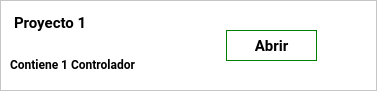
First picture: the form in app/forms/Widgets/ProyectoWidget.ui, repository AlejandroA714/scada-desktop, before the edit.
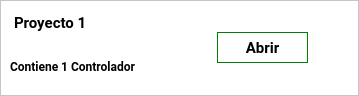
Second picture: the form after the edit. Icons and pictures are not drawn.

What changed in the file:
```diff
--- a/app/forms/Widgets/ProyectoWidget.ui
+++ b/app/forms/Widgets/ProyectoWidget.ui
@@ -9,8 +9,8 @@
    <rect>
     <x>0</x>
     <y>0</y>
-    <width>377</width>
-    <height>91</height>
+    <width>359</width>
+    <height>96</height>
    </rect>
   </property>
   <property name="windowTitle">
@@ -24,14 +24,20 @@
     <rect>
      <x>0</x>
      <y>0</y>
-     <width>377</width>
-     <height>91</height>
+     <width>359</width>
+     <height>96</height>
     </rect>
    </property>
+   <property name="minimumSize">
+    <size>
+     <width>350</width>
+     <height>91</height>
+    </size>
+   </property>
    <property name="maximumSize">
     <size>
      <width>16777215</width>
-     <height>91</height>
+     <height>96</height>
     </size>
    </property>
    <property name="frameShape">
```
